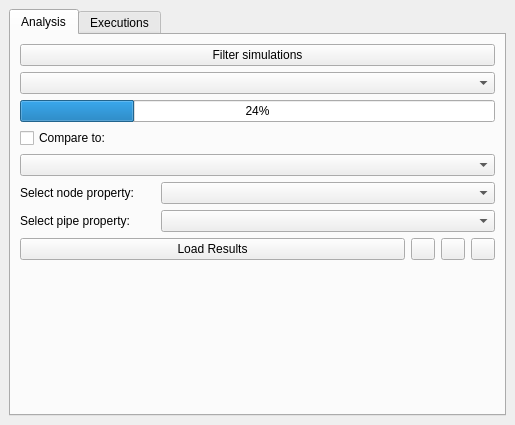
The window that ui/watering_analysis_dialog.ui (Ingeniousware/QGISWaterIng) describes before a commit, drawn with Qt 5.
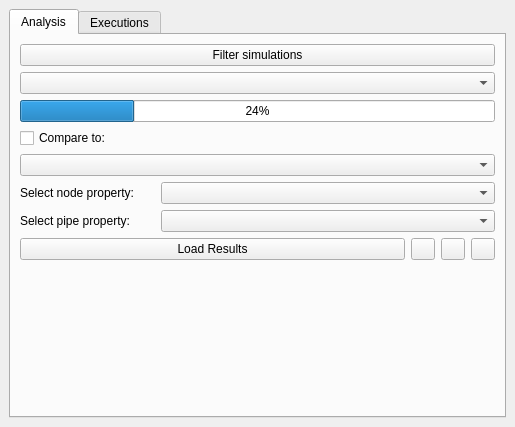
The same window after the commit.

```diff
--- a/ui/watering_analysis_dialog.ui
+++ b/ui/watering_analysis_dialog.ui
@@ -7,7 +7,7 @@
     <x>0</x>
     <y>0</y>
     <width>515</width>
-    <height>425</height>
+    <height>427</height>
    </rect>
   </property>
   <property name="sizePolicy">
```
